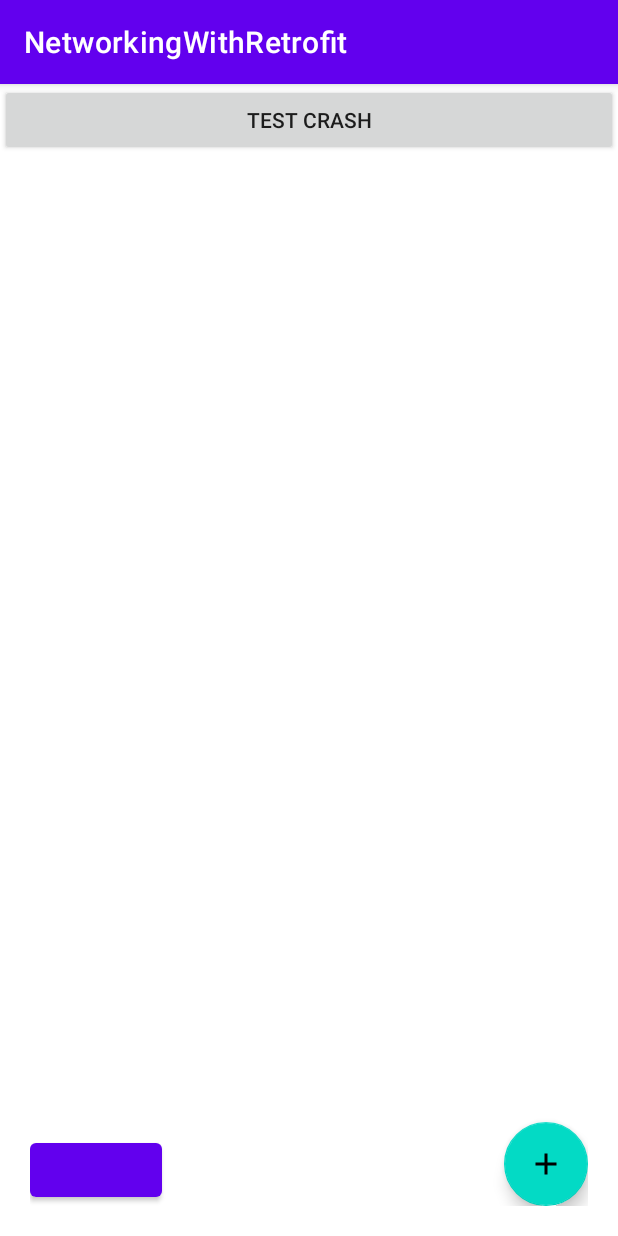
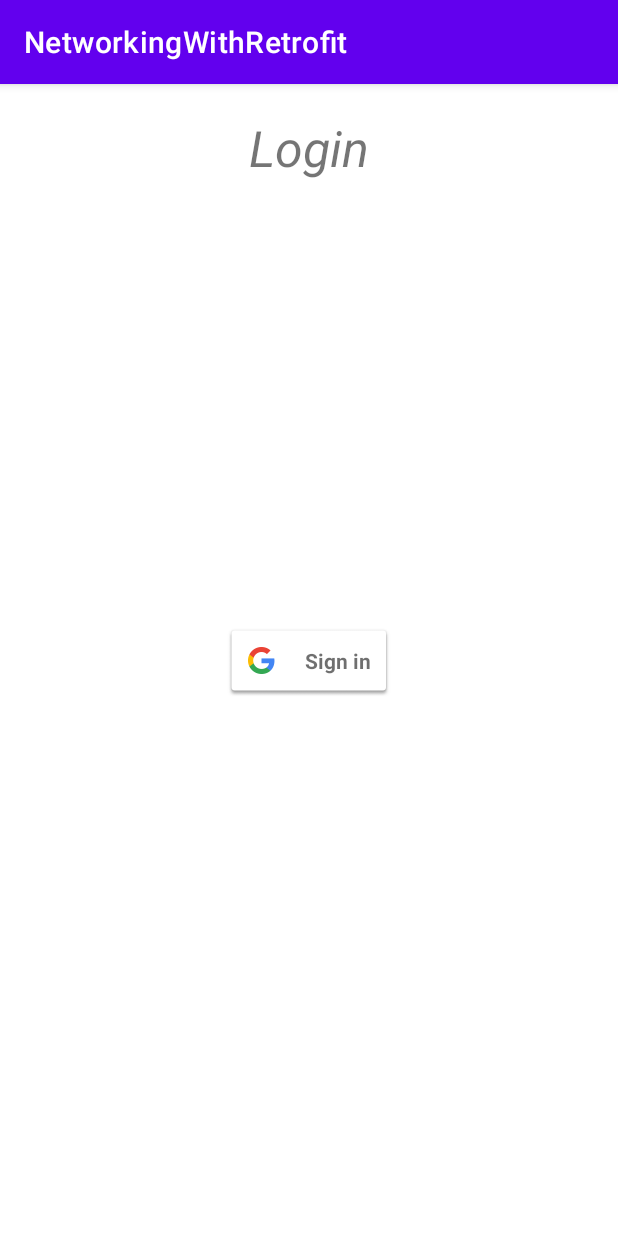
Before and after one commit to dheevvvv/Networking-With-Retrofit, an Android app: the screen it shows after launch (FilmListActivity before the commit, LoginActivity after it), on a phone screen of 412 x 824 dp. Run offline under Robolectric (Android 15) with nearby library versions, the phone set to English and light mode, and no system bars; our stand-ins replace Firebase (no records; nobody signed in at launch, a user with empty details on screens opened directly).

Commit message:
adding sign in google with firebase authentication

```diff
--- /dev/null
+++ b/app/src/main/java/com/example/networkingwithretrofit/ui/LoginActivity.kt
@@ -0,0 +1,109 @@
+package com.example.networkingwithretrofit.ui
+
+import android.content.ContentValues.TAG
+import android.content.Intent
+import androidx.appcompat.app.AppCompatActivity
+import android.os.Bundle
+import android.util.Log
+import android.widget.Toast
+import com.example.networkingwithretrofit.R
+import com.example.networkingwithretrofit.databinding.ActivityLoginBinding
+import com.google.android.gms.auth.api.identity.BeginSignInRequest
+import com.google.android.gms.auth.api.signin.GoogleSignIn
+import com.google.android.gms.auth.api.signin.GoogleSignInAccount
+import com.google.android.gms.auth.api.signin.GoogleSignInClient
+import com.google.android.gms.auth.api.signin.GoogleSignInOptions
+import com.google.android.gms.common.api.ApiException
+import com.google.android.gms.tasks.Task
+import com.google.firebase.FirebaseApp
+import com.google.firebase.auth.FirebaseAuth
+import com.google.firebase.auth.GoogleAuthProvider
+import com.google.firebase.auth.ktx.auth
+import com.google.firebase.ktx.Firebase
+
+class LoginActivity : AppCompatActivity() {
+    private lateinit var binding: ActivityLoginBinding
+    private lateinit var mGoogleSignInClient: GoogleSignInClient
+    private val REQ_CODE = 2  // Can be any integer unique to the Activity
+    private lateinit var auth: FirebaseAuth
+
+    override fun onCreate(savedInstanceState: Bundle?) {
+        super.onCreate(savedInstanceState)
+        binding = ActivityLoginBinding.inflate(layoutInflater)
+        setContentView(binding.root)
+
+        auth = Firebase.auth
+
+        FirebaseApp.initializeApp(this)
+
+        val gso = GoogleSignInOptions.Builder(GoogleSignInOptions.DEFAULT_SIGN_IN)
+            .requestIdToken(getString(R.string.default_web_client_id))
+            .requestEmail()
+            .build()
+
+        mGoogleSignInClient = GoogleSignIn.getClient(this, gso)
+        auth = FirebaseAuth.getInstance()
+
+        binding.signInButton.setOnClickListener {
+            Toast.makeText(this, "Logging In", Toast.LENGTH_SHORT).show()
+            signInGoogle()
+        }
+    }
+
+    // onActivityResult() function : this is where
+    // we provide the task and data for the Google Account
+    override fun onActivityResult(requestCode: Int, resultCode: Int, data: Intent?) {
+        super.onActivityResult(requestCode, resultCode, data)
+        if (requestCode == REQ_CODE) {
+            val task: Task<GoogleSignInAccount> = GoogleSignIn.getSignedInAccountFromIntent(data)
+            handleResult(task)
+        }
+    }
+
+    override fun onStart() {
+        super.onStart()
+        if (GoogleSignIn.getLastSignedInAccount(this) != null) {
+            startActivity(
+                Intent(
+                    this, FilmListActivity
+                    ::class.java
+                )
+            )
+            finish()
+        }
+    }
+
+    private fun signInGoogle() {
+        val signInIntent: Intent = mGoogleSignInClient.signInIntent
+        startActivityForResult(signInIntent, REQ_CODE)
+    }
+
+    private fun handleResult(completedTask: Task<GoogleSignInAccount>) {
+        try {
+            val account: GoogleSignInAccount? = completedTask.getResult(ApiException::class.java)
+            if (account != null) {
+                UpdateUI(account)
+            }
+        } catch (e: ApiException) {
+            Toast.makeText(this, e.toString(), Toast.LENGTH_SHORT).show()
+        }
+    }
+
+    // this is where we update the UI after Google signin takes place
+    private fun UpdateUI(account: GoogleSignInAccount) {
+        val credential = GoogleAuthProvider.getCredential(account.idToken, null)
+        auth.signInWithCredential(credential).addOnCompleteListener { task ->
+            if (task.isSuccessful) {
+//                SavedPreference.setEmail(this, account.email.toString())
+//                SavedPreference.setUsername(this, account.displayName.toString())
+                val intent = Intent(this, FilmListActivity::class.java)
+                startActivity(intent)
+                finish()
+            }
+        }
+    }
+
+
+
+
+}
--- a/app/src/main/res/layout/activity_film_list.xml
+++ b/app/src/main/res/layout/activity_film_list.xml
@@ -22,8 +22,9 @@
 
     <Button
         android:layout_alignParentBottom="true"
-        android:layout_alignParentRight="false"
-        android:id="@+id/crashButton"
+        android:layout_alignParentEnd="false"
+        android:id="@+id/btnLogout"
+        android:text="@string/logout"
         android:layout_width="wrap_content"
         android:layout_height="wrap_content"/>
 
--- /dev/null
+++ b/app/src/main/res/layout/activity_login.xml
@@ -0,0 +1,34 @@
+<?xml version="1.0" encoding="utf-8"?>
+<androidx.constraintlayout.widget.ConstraintLayout xmlns:android="http://schemas.android.com/apk/res/android"
+    xmlns:app="http://schemas.android.com/apk/res-auto"
+    xmlns:tools="http://schemas.android.com/tools"
+    android:layout_width="match_parent"
+    android:layout_height="match_parent"
+    android:orientation="vertical"
+    android:padding="20dp"
+    tools:context=".ui.LoginActivity">
+
+    <TextView
+        android:layout_width="match_parent"
+        android:layout_height="wrap_content"
+        app:layout_constraintTop_toTopOf="parent"
+        android:text="@string/login"
+        android:textAlignment="center"
+        android:textSize="33sp"
+        android:textStyle="italic"
+        />
+
+
+    <com.google.android.gms.common.SignInButton
+        android:id="@+id/sign_in_button"
+        android:layout_width="wrap_content"
+        android:layout_height="wrap_content"
+        app:layout_constraintTop_toTopOf="parent"
+        app:layout_constraintBottom_toBottomOf="parent"
+        app:layout_constraintStart_toStartOf="parent"
+        app:layout_constraintEnd_toEndOf="parent"
+        />
+
+
+
+</androidx.constraintlayout.widget.ConstraintLayout>
--- a/app/src/main/res/values/strings.xml
+++ b/app/src/main/res/values/strings.xml
@@ -1,3 +1,5 @@
 <resources>
     <string name="app_name">NetworkingWithRetrofit</string>
+    <string name="login">Login</string>
+    <string name="logout">logout</string>
 </resources>
```
Also changed, not shown: app/build.gradle (+7 -0 lines), app/src/main/AndroidManifest.xml (+9 -4 lines), app/src/main/java/com/example/networkingwithretrofit/ui/FilmListActivity.kt (+27 -0 lines).
